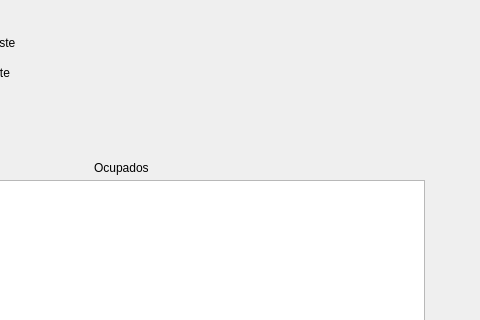
ColdCrawd/siso2_tarea, file Archivos_Listas_Colas_GUI_SO2/Archivos_Listas_Colas_GUI/Archivos/cframe.ui: the form before one commit; both pictures show x 756 to 1236 and y 0 to 320 of the 1236 by 600 pixel window.
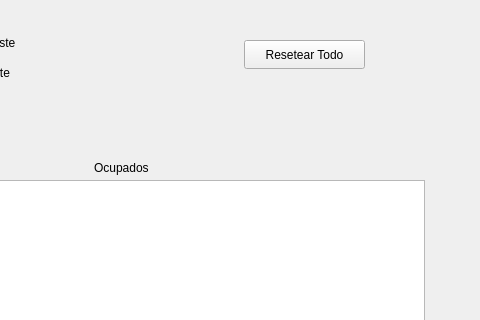
The form after the commit.

Commit message: Le agregue boton para resetear

What changed in the file:
```diff
--- a/Archivos_Listas_Colas_GUI_SO2/Archivos_Listas_Colas_GUI/Archivos/cframe.ui
+++ b/Archivos_Listas_Colas_GUI_SO2/Archivos_Listas_Colas_GUI/Archivos/cframe.ui
@@ -125,6 +125,19 @@
      <string>Mejor Ajuste</string>
     </property>
    </widget>
+   <widget class="QPushButton" name="Btn_Reset">
+    <property name="geometry">
+     <rect>
+      <x>1000</x>
+      <y>40</y>
+      <width>121</width>
+      <height>29</height>
+     </rect>
+    </property>
+    <property name="text">
+     <string>Resetear Todo</string>
+    </property>
+   </widget>
   </widget>
   <widget class="QMenuBar" name="menubar">
    <property name="geometry">
```
The commit also changes 3 other files.
